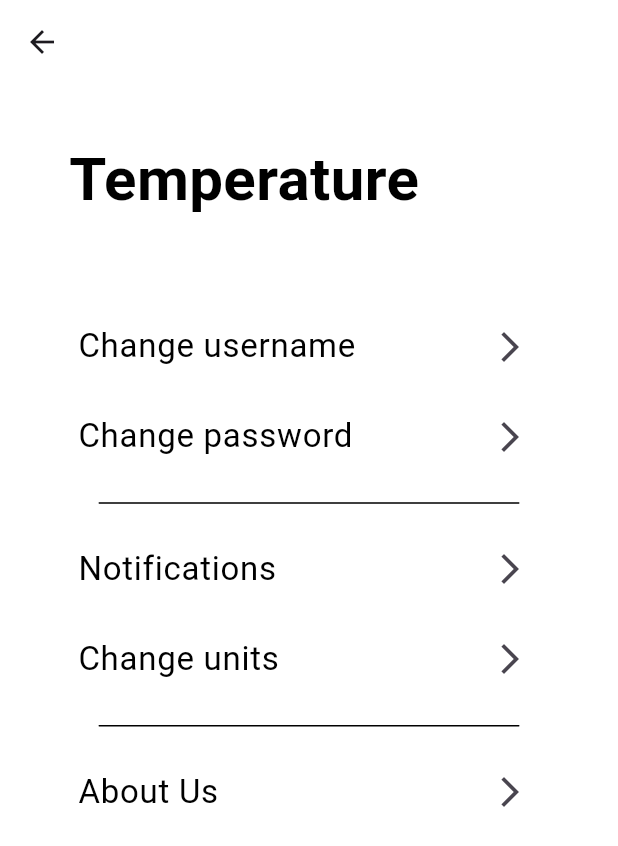
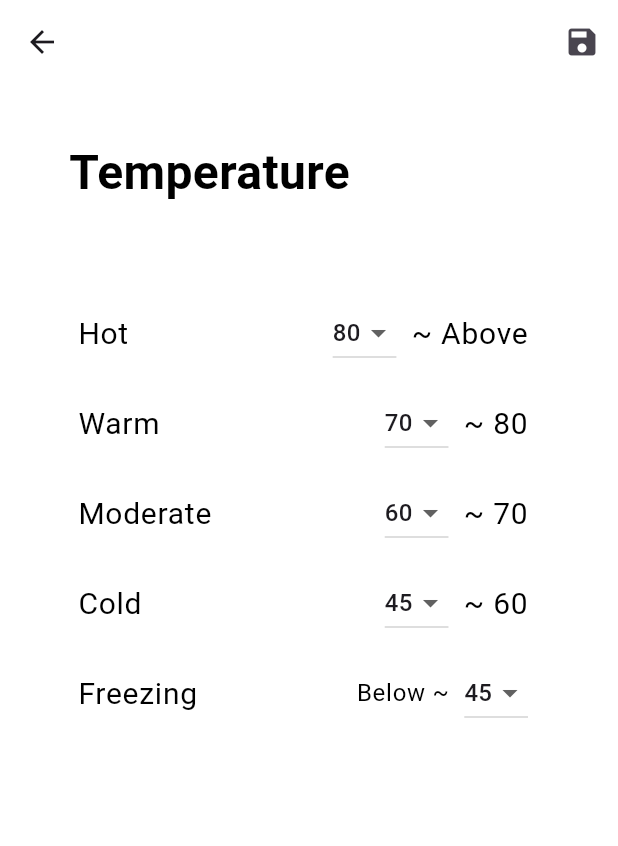
Before and after one commit to Yongjun-Kim-YJ/StyleCast, a Flutter app: the HomePage screen opened directly, in the side drawer, after a tap on "Temperature Preference", on a phone screen of 412 x 824 dp. Shown: the top 846 px of the screen. Run offline on Flutter 3.47's test engine with Material 3 defaults, Android fonts, the phone set to English and light mode, and no system bars; our stand-ins replace firebase_auth, firebase_core, flutter_local_notifications, geolocator, google_sign_in; accounts and stored records are empty; network calls fail; Roboto replaces fonts that are missing (SF Pro); project files that could hold a hidden picture were left out.

Commit message:
temperature preference dropdown menu

```diff
--- a/stylecast/lib/src/pages/home.dart
+++ b/stylecast/lib/src/pages/home.dart
@@ -18,6 +18,11 @@ class _HomePageState extends State<HomePage> {
 
   double latitude = 37.3382;
   double longitude = -121.8863;
+  int hotTemp = 80;
+  int warmTemp = 70;
+  int moderateTemp = 60;
+  int coldTemp = 45;
+
   Map<String, dynamic>? _currentWeatherData;
   Map<String, dynamic>? _forecastWeatherData;
   bool _isLoading = true;
@@ -69,10 +74,19 @@ class _HomePageState extends State<HomePage> {
     });
   }
 
+  void _changeTempPreference(int newHot, int newWarm, int newModerate, int newCold) {
+    setState(() {
+      hotTemp = newHot;
+      warmTemp = newWarm;
+      moderateTemp = newModerate;
+      coldTemp = newCold;
+    });
+  }
+
   void _showNotification() {
     if (_currentWeatherData != null) {
       final currentTemp = (_currentWeatherData!['main']['temp'] as num).toInt();
-      final recommendedClothes = recommendClothes(currentTemp, _isCelsius);
+      final recommendedClothes = recommendClothes(currentTemp, _isCelsius, hotTemp, warmTemp, moderateTemp, coldTemp);
 
       // Convert list to string with "and" before the last element
       String clothesList;
@@ -173,12 +187,20 @@ class _HomePageState extends State<HomePage> {
                     ),
                     onTap: () {
                       Navigator.push(
-                        context,
-                        MaterialPageRoute(
-                            builder: (context) => TempPrefPage(
-                                myFunction: _toggleTemperatureUnit)),
-                      );
+                      context,
+                      MaterialPageRoute(
+                        builder: (context) => TempPrefPage(
+                          tempPrefFunction: _changeTempPreference,
+                          currHot: hotTemp,
+                          currWarm: warmTemp,
+                          currModerate: moderateTemp,
+                          currCold: coldTemp,
+                        ),
+                      ),
+                    );
+
                       print('Temperature Preference is clicked');
+
                     },
                   ),
                   ListTile(
@@ -296,7 +318,12 @@ class _HomePageState extends State<HomePage> {
                   child: StylecastWidget(
                       currentWeatherData: currentWeatherData,
                       forecastWeatherData: forecastWeatherDataList,
-                      isCelsius: _isCelsius)),
+                      isCelsius: _isCelsius,
+                      hotTemp: hotTemp,
+                      warmTemp: warmTemp,
+                      moderateTemp: moderateTemp,
+                      coldTemp: coldTemp
+                      )),
               const SizedBox(height: 40),
               Center(
                   child: NextHoursWidget(
@@ -369,6 +396,11 @@ class StylecastWidget extends StatelessWidget {
   final Map<String, dynamic> currentWeatherData;
   final List<dynamic> forecastWeatherData;
   final bool isCelsius;
+  final int hotTemp;
+  final int warmTemp;
+  final int moderateTemp;
+  final int coldTemp;
+
   late final List<List<dynamic>> dailyMinMax;
   late final todayMinTemp;
   late final todayMaxTemp;
@@ -377,7 +409,12 @@ class StylecastWidget extends StatelessWidget {
   StylecastWidget(
       {required this.currentWeatherData,
       required this.forecastWeatherData,
-      required this.isCelsius}) {
+      required this.isCelsius,
+      required this.hotTemp,
+      required this.warmTemp,
+      required this.moderateTemp,
+      required this.coldTemp
+      }) {
     dailyMinMax = getDailyMinMaxTemperatures(forecastWeatherData);
     currentTemp = (currentWeatherData['main']['temp'] as num).toInt();
     todayMinTemp = dailyMinMax[0][1];
@@ -387,7 +424,7 @@ class StylecastWidget extends StatelessWidget {
   @override
   Widget build(BuildContext context) {
     List<ClothingItem> recommendedClothes =
-        recommendClothes(currentTemp, isCelsius);
+        recommendClothes(currentTemp, isCelsius, hotTemp, warmTemp, moderateTemp, coldTemp);
 
     return Column(
       crossAxisAlignment: CrossAxisAlignment.start,
@@ -1438,17 +1475,17 @@ int calculateWidth(int minTemp, int maxTemp, int overallMinTemp,
       .toInt();
 }
 
-List<ClothingItem> recommendClothes(int currentTemp, bool isCelsius) {
+List<ClothingItem> recommendClothes(int currentTemp, bool isCelsius, int hotTemp, int warmTemp, int moderateTemp, int coldTemp){
   String weather;
   num tempInFahrenheit = isCelsius ? (currentTemp * 9 / 5) + 32 : currentTemp;
   print('Temp in Fahrenheit: $tempInFahrenheit');
-  if (tempInFahrenheit >= 85) {
+  if (tempInFahrenheit >= hotTemp) {
     weather = 'hot';
-  } else if (tempInFahrenheit >= 70) {
+  } else if (tempInFahrenheit >= warmTemp) {
     weather = 'warm';
-  } else if (tempInFahrenheit >= 45) {
+  } else if (tempInFahrenheit >= moderateTemp) {
     weather = 'moderate';
-  } else if (tempInFahrenheit >= 30) {
+  } else if (tempInFahrenheit >= coldTemp) {
     weather = 'cold';
   } else {
     weather = 'freezing';
--- a/stylecast/lib/src/pages/temp_preference_page.dart
+++ b/stylecast/lib/src/pages/temp_preference_page.dart
@@ -1,8 +1,54 @@
 import 'package:flutter/material.dart';
 
-class TempPrefPage extends StatelessWidget {
-  final VoidCallback myFunction;
-  TempPrefPage({required this.myFunction});
+class TempPrefPage extends StatefulWidget {
+  final Function(int newHot, int newWarm, int newModerate, int newCold) tempPrefFunction;
+  final int currHot;
+  final int currWarm;
+  final int currModerate;
+  final int currCold;
+
+  const TempPrefPage({
+    super.key,
+    required this.tempPrefFunction,
+    required this.currHot,
+    required this.currWarm,
+    required this.currModerate,
+    required this.currCold
+  });
+
+  @override
+  _TempPrefPageState createState() => _TempPrefPageState();
+}
+
+class _TempPrefPageState extends State<TempPrefPage> {
+  late int hotTemp;
+  late int warmTemp;
+  late int moderateTemp;
+  late int coldTemp;
+
+  @override
+  void initState() {
+    super.initState();
+    hotTemp = widget.currHot;
+    warmTemp = widget.currWarm;
+    moderateTemp = widget.currModerate;
+    coldTemp = widget.currCold;
+  }
+
+  void _savePreferences() {
+    widget.tempPrefFunction(hotTemp, warmTemp, moderateTemp, coldTemp);
+    Navigator.pop(context);
+  }
+
+  List<DropdownMenuItem<int>> _generateItems(int minValue, int maxValue) {
+    return List.generate(maxValue - minValue + 1, (index) => minValue + index)
+        .map((int value) {
+      return DropdownMenuItem<int>(
+        value: value,
+        child: Text(value.toString()),
+      );
+    }).toList();
+  }
 
   @override
   Widget build(BuildContext context) {
@@ -10,6 +56,12 @@ class TempPrefPage extends StatelessWidget {
       backgroundColor: Colors.white,
       appBar: AppBar(
         backgroundColor: Colors.white,
+        actions: [
+          IconButton(
+            icon: const Icon(Icons.save),
+            onPressed: _savePreferences,
+          ),
+        ],
       ),
       body: Column(
         children: [
@@ -28,7 +80,7 @@ class TempPrefPage extends StatelessWidget {
                     'Temperature',
                     style: TextStyle(
                       color: Colors.black,
-                      fontSize: 40,
+                      fontSize: 32,
                       fontFamily: 'SF Pro',
                       fontWeight: FontWeight.bold,
                       height: 0,
@@ -36,29 +88,29 @@ class TempPrefPage extends StatelessWidget {
                   ),
                 ),
                 const SizedBox(height: 60),
-                Container(
-                  width: 340,
-                  child: Material(
-                    color: Colors.transparent,
-                    child: ListTile(
-                      title: const Text(
-                        'Change username',
-                        style: TextStyle(
-                          color: Colors.black,
-                          fontSize: 22,
-                          fontFamily: 'SF Pro',
-                          fontWeight: FontWeight.w400,
-                          height: 0,
-                        ),
-                      ),
-                      trailing: const Icon(Icons.arrow_forward_ios),
-                      onTap: () {
-                        print('Change username tapped');
-                        // 원하는 동작 추가
-                      },
-                    ),
-                  ),
-                ),
+                _buildTemperatureSetting('Hot', hotTemp, (value) {
+                  setState(() {
+                    hotTemp = value;
+                  });
+                }, minValue: warmTemp + 1, maxValue: 99, rangeText: '~ Above'),
+                const SizedBox(height: 4),
+                _buildTemperatureSetting('Warm', warmTemp, (value) {
+                  setState(() {
+                    warmTemp = value;
+                  });
+                }, minValue: moderateTemp + 1, maxValue: hotTemp - 1, rangeText: '~ $hotTemp'),
+                const SizedBox(height: 4),
+                _buildTemperatureSetting('Moderate', moderateTemp, (value) {
+                  setState(() {
+                    moderateTemp = value;
+                  });
+                }, minValue: coldTemp + 1, maxValue: warmTemp - 1, rangeText: '~ $warmTemp'),
+                const SizedBox(height: 4),
+                _buildTemperatureSetting('Cold', coldTemp, (value) {
+                  setState(() {
+                    coldTemp = value;
+                  });
+                }, minValue: 0, maxValue: moderateTemp - 1, rangeText: '~ $moderateTemp'),
                 const SizedBox(height: 4),
                 Container(
                   width: 340,
@@ -66,108 +118,7 @@ class TempPrefPage extends StatelessWidget {
                     color: Colors.transparent,
                     child: ListTile(
                       title: const Text(
-                        'Change password',
-                        style: TextStyle(
-                          color: Colors.black,
-                          fontSize: 22,
-                          fontFamily: 'SF Pro',
-                          fontWeight: FontWeight.w400,
-                          height: 0,
-                        ),
-                      ),
-                      trailing: const Icon(Icons.arrow_forward_ios),
-                      onTap: () {
-                        print('Change password tapped');
-                        // 원하는 동작 추가
-                      },
-                    ),
-                  ),
-                ),
-                const SizedBox(height: 16),
-                Container(
-                  width: 280,
-                  decoration: const ShapeDecoration(
-                    shape: RoundedRectangleBorder(
-                      side: BorderSide(
-                        width: 0.5,
-                        strokeAlign: BorderSide.strokeAlignCenter,
-                      ),
-                    ),
-                  ),
-                ),
-                const SizedBox(height: 16),
-                Container(
-                  width: 340,
-                  child: Material(
-                    color: Colors.transparent,
-                    child: ListTile(
-                      title: const Text(
-                        'Notifications',
-                        style: TextStyle(
-                          color: Colors.black,
-                          fontSize: 22,
-                          fontFamily: 'SF Pro',
-                          fontWeight: FontWeight.w400,
-                          height: 0,
-                        ),
-                      ),
-                      trailing: const Icon(Icons.arrow_forward_ios),
-                      onTap: () {
-                        print('Notifications tapped');
-                        // 원하는 동작 추가
-                      },
-                    ),
-                  ),
-                ),
-                const SizedBox(height: 4),
-                Container(
-                  width: 340,
-                  child: Material(
-                    color: Colors.transparent,
-                    child: ListTile(
-                      title: const Text(
-                        'Change units',
-                        style: TextStyle(
-                          color: Colors.black,
-                          fontSize: 22,
-                          fontFamily: 'SF Pro',
-                          fontWeight: FontWeight.w400,
-                          height: 0,
-                        ),
-                      ),
-                      trailing: const Icon(Icons.arrow_forward_ios),
-                      onTap: () {
-                        print('Units tapped');
-                        myFunction();
-                        showDialog(
-                          context: context,
-                          builder: (BuildContext context) {
-                            return AlertDialog(
-                              shape: RoundedRectangleBorder(
-                                  borderRadius: BorderRadius.circular(10.0)),
-                              backgroundColor: Colors.white,
-                              //Dialog Main Title
-                              title: const Column(
-                                children: <Widget>[
-                                  Text(
-                                    "Unit Changed!",
-                                    style: TextStyle(
-                                      color: Colors.black,
-                                      fontSize: 24,
-                                      fontFamily: 'SF Pro',
-                                      fontWeight: FontWeight.w400,
-                                      height: 0,
-                                    ),
-                                  ),
-                                ],
-                              ),
-                              content: const Column(
-                                  mainAxisSize: MainAxisSize.min,
-                                  crossAxisAlignment: CrossAxisAlignment.start,
-                                  children: [
-                                    SizedBox(height: 16),
-                                    Text(
-                                      "The temperature unit has been changed.",
+                        'Freezing',
                         style: TextStyle(
                           color: Colors.black,
                           fontSize: 20,
@@ -176,56 +127,33 @@ class TempPrefPage extends StatelessWidget {
                           height: 0,
                         ),
                       ),
-                                  ]),
-
-                              actions: [
-                                TextButton(
-                                  child: const Text("OK"),
-                                  onPressed: () {
-                                    Navigator.of(context).pop();
-                                  },
-                                ),
-                              ],
-                            );
-                          },
-                        );
-                      },
-                    ),
-                  ),
-                ),
-                const SizedBox(height: 16),
-                Container(
-                  width: 280,
-                  decoration: const ShapeDecoration(
-                    shape: RoundedRectangleBorder(
-                      side: BorderSide(
-                        width: 0.5,
-                        strokeAlign: BorderSide.strokeAlignCenter,
-                      ),
-                    ),
-                  ),
-                ),
-                const SizedBox(height: 16),
-                Container(
-                  width: 340,
-                  child: Material(
-                    color: Colors.transparent,
-                    child: ListTile(
-                      title: const Text(
-                        'About Us',
+                      trailing: Row(
+                        mainAxisSize: MainAxisSize.min,
+                        children: [
+                          const Text(
+                            'Below ~',
                             style: TextStyle(
                               color: Colors.black,
-                          fontSize: 22,
+                              fontSize: 16,
                               fontFamily: 'SF Pro',
                               fontWeight: FontWeight.w400,
                               height: 0,
                             ),
                           ),
-                      trailing: const Icon(Icons.arrow_forward_ios),
-                      onTap: () {
-                        print('About Us tapped');
-                        // 원하는 동작 추가
+                          const SizedBox(width: 10),
+                          DropdownButton<int>(
+                            value: coldTemp,
+                            onChanged: (int? newValue) {
+                              if (newValue != null) {
+                                setState(() {
+                                  coldTemp = newValue;
+                                });
+                              }
                             },
+                            items: _generateItems(0, moderateTemp - 1),
+                          ),
+                        ],
+                      ),
                     ),
                   ),
                 ),
@@ -236,4 +164,50 @@ class TempPrefPage extends StatelessWidget {
       ),
     );
   }
+
+  Widget _buildTemperatureSetting(String label, int value, ValueChanged<int> onChanged, {required int minValue, required int maxValue, required String rangeText}) {
+    return Container(
+      width: 340,
+      child: Material(
+        color: Colors.transparent,
+        child: ListTile(
+          title: Text(
+            label,
+            style: const TextStyle(
+              color: Colors.black,
+              fontSize: 20,
+              fontFamily: 'SF Pro',
+              fontWeight: FontWeight.w400,
+              height: 0,
+            ),
+          ),
+          trailing: Row(
+            mainAxisSize: MainAxisSize.min,
+            children: [
+              DropdownButton<int>(
+                value: value,
+                onChanged: (int? newValue) {
+                  if (newValue != null) {
+                    onChanged(newValue);
                   }
+                },
+                items: _generateItems(minValue, maxValue),
+              ),
+              const SizedBox(width: 10),
+              Text(
+                rangeText,
+                style: const TextStyle(
+                  color: Colors.black,
+                  fontSize: 20,
+                  fontFamily: 'SF Pro',
+                  fontWeight: FontWeight.w400,
+                  height: 0,
+                ),
+              ),
+            ],
+          ),
+        ),
+      ),
+    );
+  }
+}
```
Lines whose indentation alone changed are shown as unchanged.
